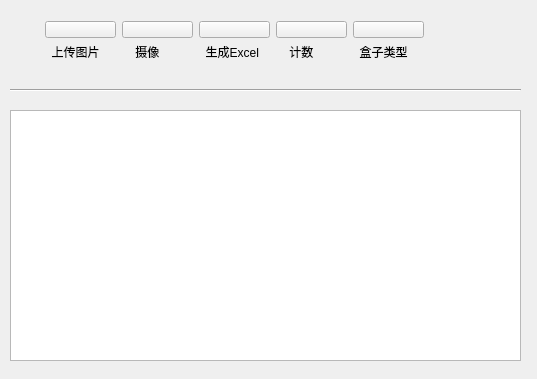
Qt form mywidget.ui (xuweilin2014/nailCount) before a commit.
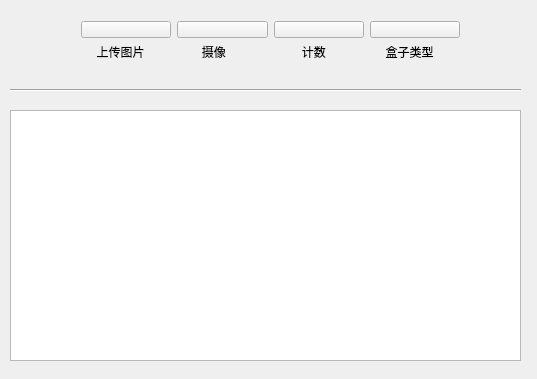
The same form after that commit.

What changed in the file:
```diff
--- a/mywidget.ui
+++ b/mywidget.ui
@@ -52,7 +52,7 @@
   <widget class="QWidget" name="layoutWidget">
    <property name="geometry">
     <rect>
-     <x>34</x>
+     <x>70</x>
      <y>10</y>
      <width>401</width>
      <height>61</height>
@@ -70,8 +70,16 @@
       </item>
       <item>
        <widget class="QLabel" name="label">
+        <property name="font">
+         <font>
+          <family>微软雅黑</family>
+         </font>
+        </property>
         <property name="text">
-         <string>  上传图片</string>
+         <string>     上传图片</string>
+        </property>
+        <property name="alignment">
+         <set>Qt::AlignJustify|Qt::AlignVCenter</set>
         </property>
        </widget>
       </item>
@@ -88,26 +96,16 @@
       </item>
       <item>
        <widget class="QLabel" name="label_2">
-        <property name="text">
-         <string>    摄像</string>
+        <property name="font">
+         <font>
+          <family>微软雅黑</family>
+         </font>
         </property>
-       </widget>
-      </item>
-     </layout>
-    </item>
-    <item>
-     <layout class="QVBoxLayout" name="verticalLayout_3">
-      <item>
-       <widget class="QPushButton" name="genExcel">
         <property name="text">
-         <string/>
+         <string>        摄像</string>
         </property>
-       </widget>
-      </item>
-      <item>
-       <widget class="QLabel" name="label_3">
-        <property name="text">
-         <string>  生成Excel</string>
+        <property name="alignment">
+         <set>Qt::AlignJustify|Qt::AlignVCenter</set>
         </property>
        </widget>
       </item>
@@ -124,8 +122,16 @@
       </item>
       <item>
        <widget class="QLabel" name="label_4">
+        <property name="font">
+         <font>
+          <family>微软雅黑</family>
+         </font>
+        </property>
         <property name="text">
-         <string>    计数</string>
+         <string>         计数</string>
+        </property>
+        <property name="alignment">
+         <set>Qt::AlignJustify|Qt::AlignVCenter</set>
         </property>
        </widget>
       </item>
@@ -142,8 +148,16 @@
       </item>
       <item>
        <widget class="QLabel" name="label_5">
+        <property name="font">
+         <font>
+          <family>微软雅黑</family>
+         </font>
+        </property>
         <property name="text">
-         <string>  盒子类型</string>
+         <string>     盒子类型</string>
+        </property>
+        <property name="alignment">
+         <set>Qt::AlignJustify|Qt::AlignVCenter</set>
         </property>
        </widget>
       </item>
```
